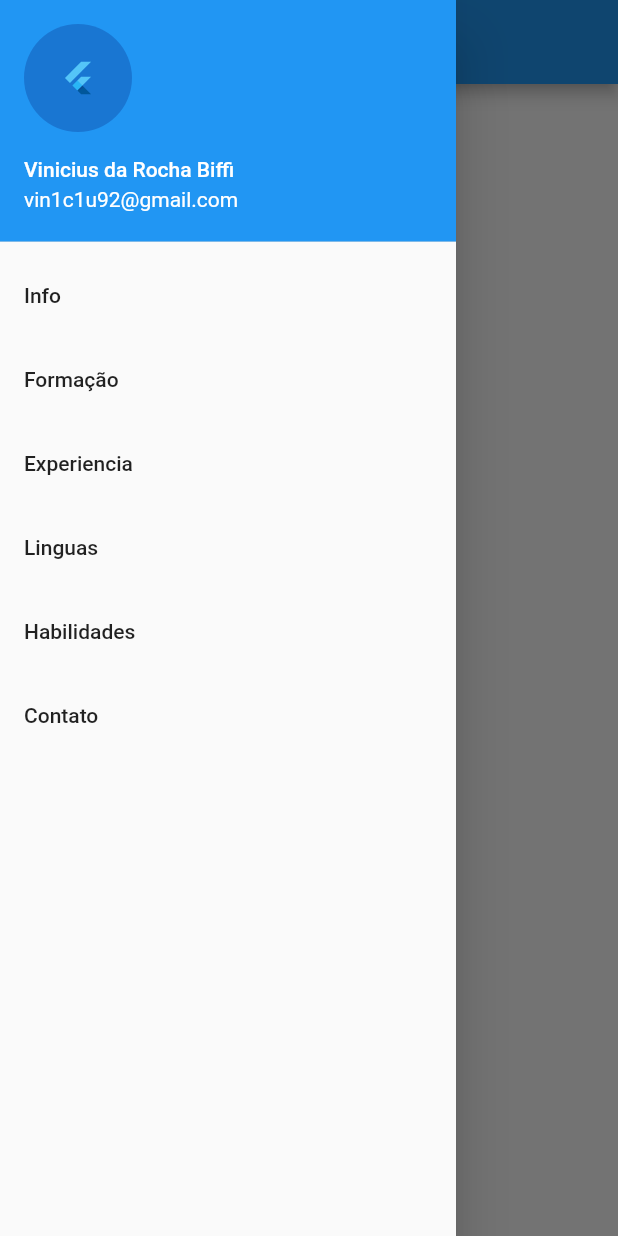
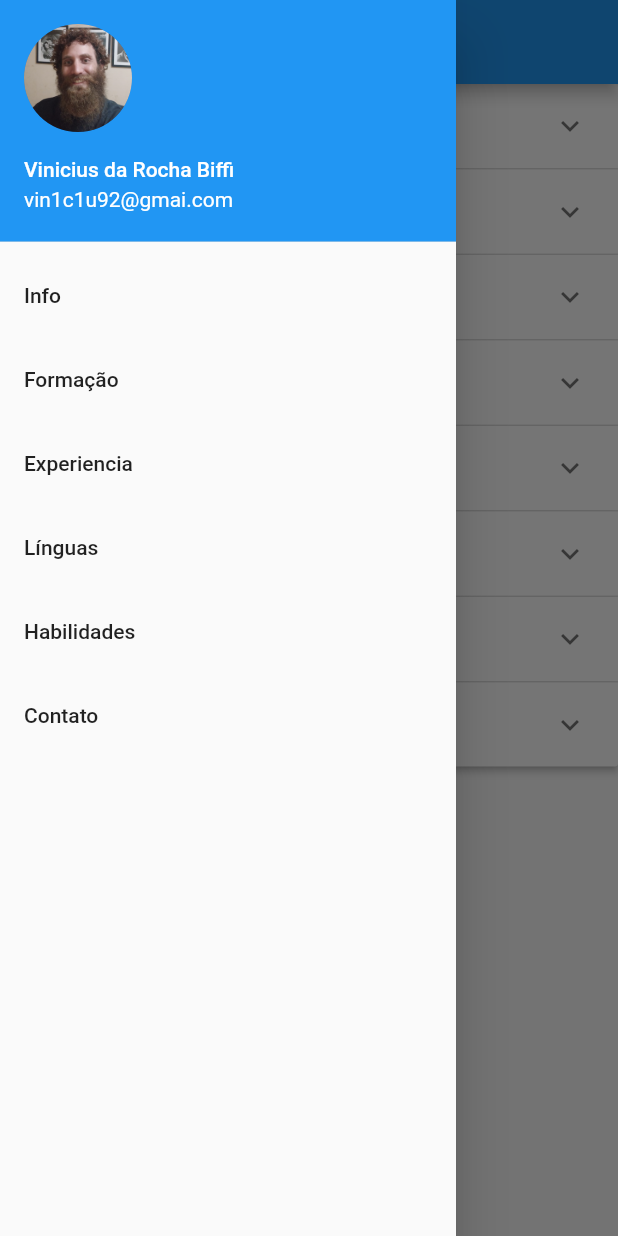
Before and after one commit to Bifi92/flutter_curriculo, a Flutter app: the screen it shows after launch, with the side drawer open, on a phone screen of 412 x 824 dp. Run offline on Flutter 3.47's test engine with Material 2 defaults, Android fonts, the phone set to English and light mode, and no system bars.

Commit message:
Inclusão da tela Infos e Formação

```diff
--- /dev/null
+++ b/lib/util/models/item.dart
@@ -0,0 +1,11 @@
+class Item {
+  Item({
+    required this.expandedValue,
+    required this.headerValue,
+    this.isExpanded = false,
+  });
+
+  String expandedValue;
+  String headerValue;
+  bool isExpanded;
+}
--- a/lib/util/widget_options.dart
+++ b/lib/util/widget_options.dart
@@ -1,10 +1,13 @@
+import 'package:curriculo/util/strings.dart';
+import 'package:curriculo/widget/formacao/formacao.dart';
+import 'package:curriculo/widget/infos/info.dart';
 import 'package:flutter/material.dart';
 
-final List<Widget> widgetOptions = <Widget>[
-  const Text('1'),
-  const Text('2'),
-  const Text('3'),
-  const Text('4'),
-  const Text('5'),
-  const Text('6'),
-];
+final Map<String, Widget> widgetOptions = Map.unmodifiable({
+  labelInfo: const InfosWidget(),
+  labelFormacao: const FormacaoWidget(),
+  labelExperiencia: const Text(labelExperiencia),
+  labelLinguas: const Text(labelLinguas),
+  labelHabilidades: const Text(labelHabilidades),
+  labelContato: const Text(labelContato),
+});
--- /dev/null
+++ b/lib/widget/infos/expansion_panel.dart
@@ -0,0 +1,16 @@
+import 'package:curriculo/util/models/item.dart';
+import 'package:flutter/material.dart';
+
+getExpantionPanel(Item item) {
+  return ExpansionPanel(
+    headerBuilder: (BuildContext context, bool isExpanded) {
+      return ListTile(
+        title: Text(item.headerValue),
+      );
+    },
+    body: ListTile(
+      title: Text(item.expandedValue),
+    ),
+    isExpanded: item.isExpanded,
+  );
+}
--- /dev/null
+++ b/lib/widget/infos/info.dart
@@ -0,0 +1,35 @@
+import 'package:curriculo/util/models/item.dart';
+import 'package:curriculo/widget/infos/item_list.dart';
+import 'package:curriculo/widget/infos/expansion_panel.dart';
+import 'package:flutter/material.dart';
+
+class InfosWidget extends StatefulWidget {
+  const InfosWidget({Key? key}) : super(key: key);
+
+  @override
+  State<InfosWidget> createState() => _InfosWidgetState();
+}
+
+class _InfosWidgetState extends State<InfosWidget> {
+  final List<Item> _data = generateItems();
+
+  _atualizaExpanded(int index, bool isExpanded) {
+    setState(() {
+      _data[index].isExpanded = !isExpanded;
+    });
+  }
+
+  @override
+  Widget build(BuildContext context) {
+    return SingleChildScrollView(
+      child: ExpansionPanelList(
+        expansionCallback: (int index, bool isExpanded) {
+          _atualizaExpanded(index, isExpanded);
+        },
+        children: _data.map<ExpansionPanel>((Item item) {
+          return getExpantionPanel(item);
+        }).toList(),
+      ),
+    );
+  }
+}
--- /dev/null
+++ b/lib/widget/infos/item_list.dart
@@ -0,0 +1,15 @@
+import 'package:curriculo/util/models/item.dart';
+import 'package:curriculo/util/strings.dart';
+
+List<Item> generateItems() {
+  return [
+    Item(expandedValue: endereco, headerValue: labelEndereco),
+    Item(expandedValue: cidade, headerValue: labelCidade),
+    Item(expandedValue: estado, headerValue: labelEstado),
+    Item(expandedValue: pais, headerValue: labelPais),
+    Item(expandedValue: telefone, headerValue: labelTelefone),
+    Item(expandedValue: email, headerValue: labelEmail),
+    Item(expandedValue: cargo, headerValue: labelCargo),
+    Item(expandedValue: stack, headerValue: labelStack)
+  ];
+}
--- a/lib/widget/nav_drawer/nav_drawer.dart
+++ b/lib/widget/nav_drawer/nav_drawer.dart
@@ -1,4 +1,4 @@
-import 'package:curriculo/util/navigation_functions.dart';
+import 'package:curriculo/util/strings.dart';
 import 'package:curriculo/widget/nav_drawer/nav_header.dart';
 import 'package:curriculo/widget/nav_drawer/nav_list_tile.dart';
 import 'package:flutter/material.dart';
@@ -9,18 +9,17 @@ Drawer montaDrawer(BuildContext superContext, Function onItemTapped) {
       padding: EdgeInsets.zero,
       children: [
         const NavHeader(),
-        NavListTile(() => {NavigationFunctions.goToInfo(onItemTapped)}, 'Info',
+        NavListTile(() => {onItemTapped(labelInfo)}, labelInfo, superContext),
+        NavListTile(
+            () => {onItemTapped(labelFormacao)}, labelFormacao, superContext),
+        NavListTile(() => {onItemTapped(labelExperiencia)}, labelExperiencia,
             superContext),
-        NavListTile(() => {NavigationFunctions.goToFormacao(onItemTapped)},
-            'Formação', superContext),
-        NavListTile(() => {NavigationFunctions.goToExperiencia(onItemTapped)},
-            'Experiencia', superContext),
-        NavListTile(() => {NavigationFunctions.goToLinguas(onItemTapped)},
-            'Linguas', superContext),
-        NavListTile(() => {NavigationFunctions.goToHabilidades(onItemTapped)},
-            'Habilidades', superContext),
-        NavListTile(() => {NavigationFunctions.goToContato(onItemTapped)},
-            'Contato', superContext)
+        NavListTile(
+            () => {onItemTapped(labelLinguas)}, labelLinguas, superContext),
+        NavListTile(() => {onItemTapped(labelHabilidades)}, labelHabilidades,
+            superContext),
+        NavListTile(
+            () => {onItemTapped(labelContato)}, labelContato, superContext)
       ],
     ),
   );
--- a/lib/widget/nav_drawer/nav_header.dart
+++ b/lib/widget/nav_drawer/nav_header.dart
@@ -1,3 +1,4 @@
+import 'package:curriculo/util/strings.dart';
 import 'package:flutter/material.dart';
 
 class NavHeader extends StatelessWidget {
@@ -9,9 +10,11 @@ class NavHeader extends StatelessWidget {
       decoration: BoxDecoration(
         color: Colors.blue,
       ),
-      accountName: Text('Vinicius da Rocha Biffi'),
-      accountEmail: Text('vin1c1u92@gmail.com'),
-      currentAccountPicture: CircleAvatar(child: FlutterLogo()),
+      accountName: Text(nome),
+      accountEmail: Text(email),
+      currentAccountPicture: CircleAvatar(
+        backgroundImage: AssetImage('images/profile.jpg'),
+      ),
     );
   }
 }
--- a/lib/widget/root.dart
+++ b/lib/widget/root.dart
@@ -1,3 +1,4 @@
+import 'package:curriculo/util/strings.dart';
 import 'package:curriculo/util/widget_options.dart';
 import 'package:curriculo/widget/nav_drawer/nav_drawer.dart';
 import 'package:flutter/material.dart';
@@ -10,9 +11,9 @@ class Curriculo extends StatefulWidget {
 }
 
 class _CurriculoState extends State<Curriculo> {
-  int _selectedIndex = 0;
+  String _selectedIndex = labelInfo;
 
-  void _onItemTapped(int index) {
+  void _onItemTapped(String index) {
     setState(() {
       _selectedIndex = index;
     });
@@ -22,7 +23,7 @@ class _CurriculoState extends State<Curriculo> {
   Widget build(BuildContext context) {
     return Scaffold(
         appBar: AppBar(
-          title: const Text('Vinicius da Rocha Biffi'),
+          title: const Text(nome),
         ),
         drawer: montaDrawer(context, _onItemTapped),
         body: widgetOptions[_selectedIndex]);
```
Also changed, not shown: lib/util/navigation_functions.dart (deleted, +0 -31 lines), lib/util/strings.dart (added, +93 -0 lines), lib/widget/formacao/expansion_panel.dart (added, +16 -0 lines), lib/widget/formacao/formacao.dart (added, +35 -0 lines), lib/widget/formacao/item_list.dart (added, +33 -0 lines), pubspec.yaml (+4 -4 lines), images/profile.jpg (added).
